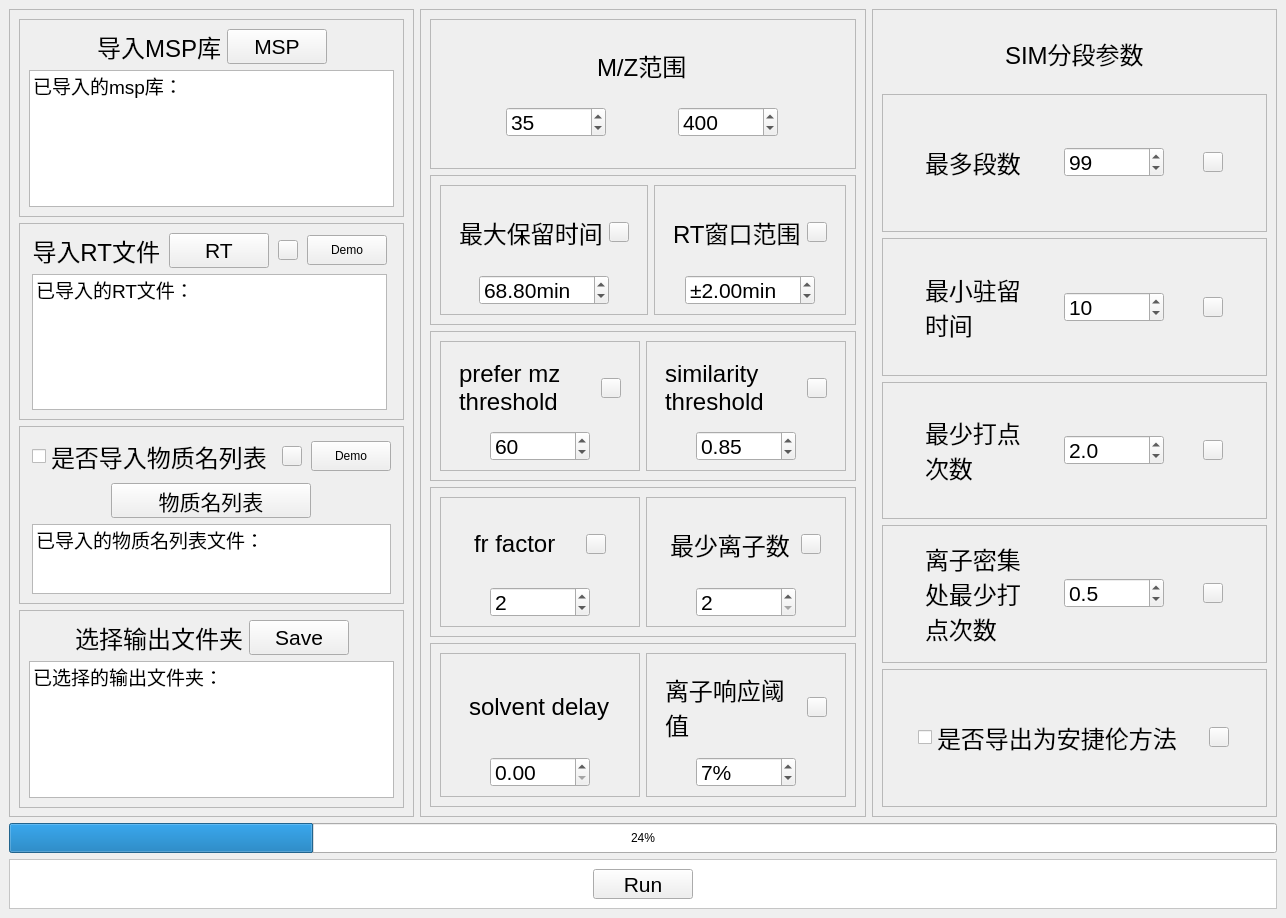
First picture: the form in Method/method.ui, repository yuanhonglun/GC-WTS, before the edit.
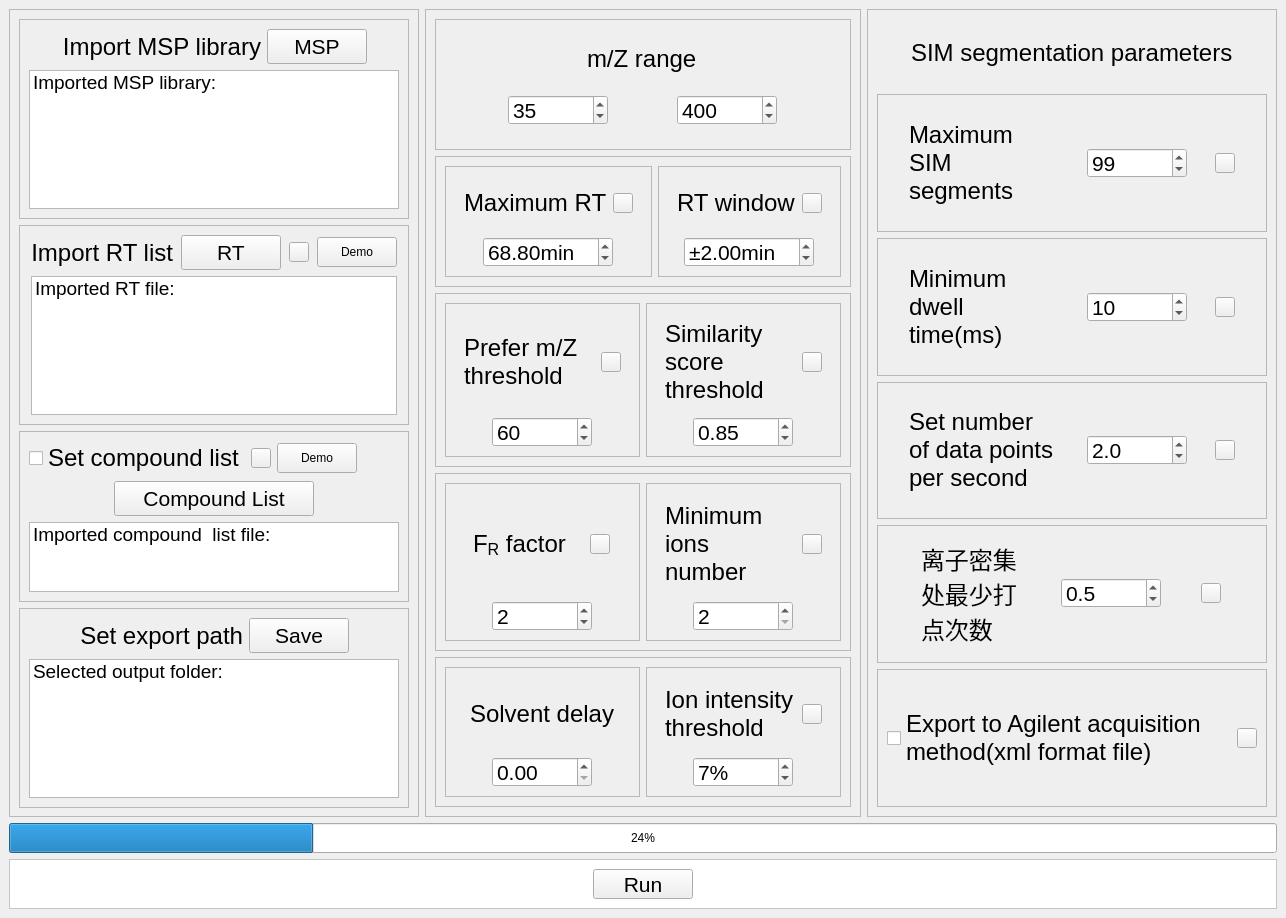
Second picture: the form after the edit. Icons and pictures are not drawn.

```diff
--- a/Method/method.ui
+++ b/Method/method.ui
@@ -11,7 +11,11 @@
    </rect>
   </property>
   <property name="windowTitle">
-   <string>MainWindow</string>
+   <string>MethodGenerator-WTS</string>
+  </property>
+  <property name="windowIcon">
+   <iconset>
+    <normaloff>icon.png</normaloff>icon.png</iconset>
   </property>
   <widget class="QWidget" name="centralwidget">
    <layout class="QGridLayout" name="gridLayout" columnstretch="1,1,1">
@@ -159,7 +163,7 @@
              <string notr="true">font: 18pt;</string>
             </property>
             <property name="text">
-             <string>M/Z范围</string>
+             <string>m/Z range</string>
             </property>
            </widget>
           </item>
@@ -302,7 +306,7 @@
                    <string notr="true">font: 18pt;</string>
                   </property>
                   <property name="text">
-                   <string>最大保留时间</string>
+                   <string>Maximum RT</string>
                   </property>
                  </widget>
                 </item>
@@ -325,7 +329,7 @@
                   </property>
                   <property name="icon">
                    <iconset>
-                    <normaloff>C:/Users/86724/Desktop/R-C.jpg</normaloff>C:/Users/86724/Desktop/R-C.jpg</iconset>
+                    <normaloff>../Combine/R-C.png</normaloff>../Combine/R-C.png</iconset>
                   </property>
                   <property name="iconSize">
                    <size>
@@ -449,7 +453,7 @@
                    <string notr="true">font: 18pt;</string>
                   </property>
                   <property name="text">
-                   <string>RT窗口范围</string>
+                   <string>RT window</string>
                   </property>
                  </widget>
                 </item>
@@ -472,7 +476,7 @@
                   </property>
                   <property name="icon">
                    <iconset>
-                    <normaloff>C:/Users/86724/Desktop/R-C.jpg</normaloff>C:/Users/86724/Desktop/R-C.jpg</iconset>
+                    <normaloff>../Combine/R-C.png</normaloff>../Combine/R-C.png</iconset>
                   </property>
                   <property name="iconSize">
                    <size>
@@ -608,7 +612,7 @@
                    <string notr="true">font: 18pt;</string>
                   </property>
                   <property name="text">
-                   <string>fr factor</string>
+                   <string>F&lt;sub&gt;R&lt;/sub&gt; factor</string>
                   </property>
                  </widget>
                 </item>
@@ -631,7 +635,7 @@
                   </property>
                   <property name="icon">
                    <iconset>
-                    <normaloff>C:/Users/86724/Desktop/R-C.jpg</normaloff>C:/Users/86724/Desktop/R-C.jpg</iconset>
+                    <normaloff>../Combine/R-C.png</normaloff>../Combine/R-C.png</iconset>
                   </property>
                   <property name="iconSize">
                    <size>
@@ -749,7 +753,7 @@
                    <string notr="true">font: 18pt;</string>
                   </property>
                   <property name="text">
-                   <string>最少离子数</string>
+                   <string>Minimum ions number</string>
                   </property>
                   <property name="wordWrap">
                    <bool>true</bool>
@@ -775,7 +779,7 @@
                   </property>
                   <property name="icon">
                    <iconset>
-                    <normaloff>C:/Users/86724/Desktop/R-C.jpg</normaloff>C:/Users/86724/Desktop/R-C.jpg</iconset>
+                    <normaloff>../Combine/R-C.png</normaloff>../Combine/R-C.png</iconset>
                   </property>
                   <property name="iconSize">
                    <size>
@@ -911,7 +915,7 @@
                    <string notr="true">font: 18pt;</string>
                   </property>
                   <property name="text">
-                   <string>solvent delay</string>
+                   <string>Solvent delay</string>
                   </property>
                   <property name="wordWrap">
                    <bool>true</bool>
@@ -1063,7 +1067,7 @@
                    <string notr="true">font: 18pt;</string>
                   </property>
                   <property name="text">
-                   <string>离子响应阈值</string>
+                   <string>Ion intensity threshold</string>
                   </property>
                   <property name="wordWrap">
                    <bool>true</bool>
@@ -1089,7 +1093,7 @@
                   </property>
                   <property name="icon">
                    <iconset>
-                    <normaloff>C:/Users/86724/Desktop/R-C.jpg</normaloff>C:/Users/86724/Desktop/R-C.jpg</iconset>
+                    <normaloff>../Combine/R-C.png</normaloff>../Combine/R-C.png</iconset>
                   </property>
                   <property name="iconSize">
                    <size>
@@ -1194,7 +1198,7 @@
                    <string notr="true">font: 18pt;</string>
                   </property>
                   <property name="text">
-                   <string>prefer mz threshold</string>
+                   <string>Prefer m/Z threshold</string>
                   </property>
                   <property name="alignment">
                    <set>Qt::AlignLeading|Qt::AlignLeft|Qt::AlignVCenter</set>
@@ -1223,7 +1227,7 @@
                   </property>
                   <property name="icon">
                    <iconset>
-                    <normaloff>C:/Users/86724/Desktop/R-C.jpg</normaloff>C:/Users/86724/Desktop/R-C.jpg</iconset>
+                    <normaloff>../Combine/R-C.png</normaloff>../Combine/R-C.png</iconset>
                   </property>
                   <property name="iconSize">
                    <size>
@@ -1320,13 +1324,13 @@
                   <property name="minimumSize">
                    <size>
                     <width>0</width>
-                    <height>50</height>
+                    <height>80</height>
                    </size>
                   </property>
                   <property name="maximumSize">
                    <size>
                     <width>16777215</width>
-                    <height>50</height>
+                    <height>80</height>
                    </size>
                   </property>
                   <property name="font">
@@ -1341,7 +1345,7 @@
                    <string notr="true">font: 18pt;</string>
                   </property>
                   <property name="text">
-                   <string>similarity threshold</string>
+                   <string>Similarity score threshold</string>
                   </property>
                   <property name="wordWrap">
                    <bool>true</bool>
@@ -1367,7 +1371,7 @@
                   </property>
                   <property name="icon">
                    <iconset>
-                    <normaloff>C:/Users/86724/Desktop/R-C.jpg</normaloff>C:/Users/86724/Desktop/R-C.jpg</iconset>
+                    <normaloff>../Combine/R-C.png</normaloff>../Combine/R-C.png</iconset>
                   </property>
                   <property name="iconSize">
                    <size>
@@ -1470,10 +1474,10 @@
           <string notr="true">font: 18pt;</string>
          </property>
          <property name="text">
-          <string>SIM分段参数</string>
+          <string>SIM segmentation parameters</string>
          </property>
          <property name="wordWrap">
-          <bool>true</bool>
+          <bool>false</bool>
          </property>
         </widget>
        </item>
@@ -1493,7 +1497,7 @@
            <widget class="QLabel" name="label_12">
             <property name="maximumSize">
              <size>
-              <width>100</width>
+              <width>150</width>
               <height>16777215</height>
              </size>
             </property>
@@ -1509,7 +1513,10 @@
              <string notr="true">font: 18pt;</string>
             </property>
             <property name="text">
-             <string>最多段数</string>
+             <string>Maximum SIM segments</string>
+            </property>
+            <property name="wordWrap">
+             <bool>true</bool>
             </property>
            </widget>
           </item>
@@ -1557,7 +1564,7 @@
             </property>
             <property name="icon">
              <iconset>
-              <normaloff>C:/Users/86724/Desktop/R-C.jpg</normaloff>C:/Users/86724/Desktop/R-C.jpg</iconset>
+              <normaloff>../Combine/R-C.png</normaloff>../Combine/R-C.png</iconset>
             </property>
             <property name="iconSize">
              <size>
@@ -1586,7 +1593,7 @@
            <widget class="QLabel" name="label_13">
             <property name="maximumSize">
              <size>
-              <width>100</width>
+              <width>150</width>
               <height>16777215</height>
              </size>
             </property>
@@ -1602,7 +1609,7 @@
              <string notr="true">font: 18pt;</string>
             </property>
             <property name="text">
-             <string>最小驻留时间</string>
+             <string>Minimum dwell time(ms)</string>
             </property>
             <property name="wordWrap">
              <bool>true</bool>
@@ -1656,7 +1663,7 @@
             </property>
             <property name="icon">
              <iconset>
-              <normaloff>C:/Users/86724/Desktop/R-C.jpg</normaloff>C:/Users/86724/Desktop/R-C.jpg</iconset>
+              <normaloff>../Combine/R-C.png</normaloff>../Combine/R-C.png</iconset>
             </property>
             <property name="iconSize">
              <size>
@@ -1685,7 +1692,7 @@
            <widget class="QLabel" name="label_14">
             <property name="maximumSize">
              <size>
-              <width>100</width>
+              <width>150</width>
               <height>16777215</height>
              </size>
             </property>
@@ -1701,7 +1708,7 @@
              <string notr="true">font: 18pt;</string>
             </property>
             <property name="text">
-             <string>最少打点次数</string>
+             <string>Set number of data points per second</string>
             </property>
             <property name="wordWrap">
              <bool>true</bool>
@@ -1755,7 +1762,7 @@
             </property>
             <property name="icon">
              <iconset>
-              <normaloff>C:/Users/86724/Desktop/R-C.jpg</normaloff>C:/Users/86724/Desktop/R-C.jpg</iconset>
+              <normaloff>../Combine/R-C.png</normaloff>../Combine/R-C.png</iconset>
             </property>
             <property name="iconSize">
              <size>
@@ -1854,7 +1861,7 @@
             </property>
             <property name="icon">
              <iconset>
-              <normaloff>C:/Users/86724/Desktop/R-C.jpg</normaloff>C:/Users/86724/Desktop/R-C.jpg</iconset>
+              <normaloff>../Combine/R-C.png</normaloff>../Combine/R-C.png</iconset>
             </property>
             <property name="iconSize">
              <size>
@@ -1885,11 +1892,17 @@
           <item row="0" column="0">
            <widget class="QCheckBox" name="checkBox_2">
             <property name="sizePolicy">
-             <sizepolicy hsizetype="Maximum" vsizetype="Fixed">
+             <sizepolicy hsizetype="Preferred" vsizetype="Preferred">
               <horstretch>0</horstretch>
               <verstretch>0</verstretch>
              </sizepolicy>
             </property>
+            <property name="minimumSize">
+             <size>
+              <width>0</width>
+              <height>70</height>
+             </size>
+            </property>
             <property name="maximumSize">
              <size>
               <width>16777215</width>
@@ -1908,7 +1921,8 @@
              <string notr="true">font: 18pt;</string>
             </property>
             <property name="text">
-             <string>是否导出为安捷伦方法</string>
+             <string>Export to Agilent acquisition 
+method(xml format file)</string>
             </property>
             <property name="checked">
              <bool>false</bool>
@@ -1937,7 +1951,7 @@
             </property>
             <property name="icon">
              <iconset>
-              <normaloff>C:/Users/86724/Desktop/R-C.jpg</normaloff>C:/Users/86724/Desktop/R-C.jpg</iconset>
+              <normaloff>../Combine/R-C.png</normaloff>../Combine/R-C.png</iconset>
             </property>
             <property name="iconSize">
              <size>
@@ -2012,7 +2026,7 @@
              <string notr="true">font: 18pt;</string>
             </property>
             <property name="text">
-             <string>选择输出文件夹</string>
+             <string>Set export path</string>
             </property>
             <property name="scaledContents">
              <bool>false</bool>
@@ -2032,7 +2046,7 @@
             </property>
             <item>
              <property name="text">
-              <string>已选择的输出文件夹：</string>
+              <string>Selected output folder:</string>
              </property>
             </item>
            </widget>
@@ -2100,7 +2114,7 @@
              <string notr="true">font: 18pt;</string>
             </property>
             <property name="text">
-             <string>导入MSP库</string>
+             <string>Import MSP library</string>
             </property>
             <property name="scaledContents">
              <bool>false</bool>
@@ -2120,7 +2134,7 @@
             </property>
             <item>
              <property name="text">
-              <string>已导入的msp库：</string>
+              <string>Imported MSP library:</string>
              </property>
             </item>
            </widget>
@@ -2168,6 +2182,31 @@
           <enum>QFrame::Raised</enum>
          </property>
          <layout class="QGridLayout" name="gridLayout_4">
+          <item row="1" column="0" colspan="4" alignment="Qt::AlignHCenter">
+           <widget class="QPushButton" name="pushButton_3">
+            <property name="minimumSize">
+             <size>
+              <width>200</width>
+              <height>35</height>
+             </size>
+            </property>
+            <property name="maximumSize">
+             <size>
+              <width>200</width>
+              <height>35</height>
+             </size>
+            </property>
+            <property name="styleSheet">
+             <string notr="true">font: 16pt;</string>
+            </property>
+            <property name="text">
+             <string>Compound List</string>
+            </property>
+            <property name="flat">
+             <bool>false</bool>
+            </property>
+           </widget>
+          </item>
           <item row="0" column="0">
            <widget class="QCheckBox" name="checkBox">
             <property name="sizePolicy">
@@ -2180,7 +2219,7 @@
              <string notr="true">font: 18pt;</string>
             </property>
             <property name="text">
-             <string>是否导入物质名列表</string>
+             <string>Set compound list</string>
             </property>
            </widget>
           </item>
@@ -2203,7 +2242,7 @@
             </property>
             <property name="icon">
              <iconset>
-              <normaloff>C:/Users/86724/Desktop/R-C.jpg</normaloff>C:/Users/86724/Desktop/R-C.jpg</iconset>
+              <normaloff>../Combine/R-C.png</normaloff>../Combine/R-C.png</iconset>
             </property>
             <property name="iconSize">
              <size>
@@ -2213,62 +2252,37 @@
             </property>
            </widget>
           </item>
-          <item row="0" column="2">
-           <widget class="QPushButton" name="pushButton_8">
-            <property name="minimumSize">
-             <size>
-              <width>80</width>
-              <height>30</height>
-             </size>
-            </property>
-            <property name="maximumSize">
-             <size>
-              <width>80</width>
-              <height>30</height>
-             </size>
-            </property>
-            <property name="text">
-             <string>Demo</string>
-            </property>
-           </widget>
-          </item>
-          <item row="1" column="0" colspan="3" alignment="Qt::AlignHCenter">
-           <widget class="QPushButton" name="pushButton_3">
-            <property name="minimumSize">
-             <size>
-              <width>200</width>
-              <height>35</height>
-             </size>
-            </property>
-            <property name="maximumSize">
-             <size>
-              <width>200</width>
-              <height>35</height>
-             </size>
-            </property>
-            <property name="styleSheet">
-             <string notr="true">font: 16pt;</string>
-            </property>
-            <property name="text">
-             <string>物质名列表</string>
-            </property>
-            <property name="flat">
-             <bool>false</bool>
-            </property>
-           </widget>
-          </item>
-          <item row="2" column="0" colspan="3">
+          <item row="2" column="0" colspan="4">
            <widget class="QListWidget" name="listWidget_3">
             <property name="styleSheet">
              <string notr="true">font: 14pt;</string>
             </property>
             <item>
              <property name="text">
-              <string>已导入的物质名列表文件：</string>
+              <string>Imported compound  list file:</string>
              </property>
             </item>
            </widget>
           </item>
+          <item row="0" column="2">
+           <widget class="QPushButton" name="pushButton_8">
+            <property name="minimumSize">
+             <size>
+              <width>80</width>
+              <height>30</height>
+             </size>
+            </property>
+            <property name="maximumSize">
+             <size>
+              <width>80</width>
+              <height>30</height>
+             </size>
+            </property>
+            <property name="text">
+             <string>Demo</string>
+            </property>
+           </widget>
+          </item>
          </layout>
         </widget>
        </item>
@@ -2313,7 +2327,7 @@
              <string notr="true">font: 18pt;</string>
             </property>
             <property name="text">
-             <string>导入RT文件</string>
+             <string>Import RT list</string>
             </property>
             <property name="alignment">
              <set>Qt::AlignRight|Qt::AlignTrailing|Qt::AlignVCenter</set>
@@ -2364,7 +2378,7 @@
             </property>
             <property name="icon">
              <iconset>
-              <normaloff>C:/Users/86724/Desktop/R-C.jpg</normaloff>C:/Users/86724/Desktop/R-C.jpg</iconset>
+              <normaloff>../Combine/R-C.png</normaloff>../Combine/R-C.png</iconset>
             </property>
             <property name="iconSize">
              <size>
@@ -2400,7 +2414,7 @@
             </property>
             <item>
              <property name="text">
-              <string>已导入的RT文件：</string>
+              <string>Imported RT file:</string>
              </property>
             </item>
            </widget>
```
Left out of the diff: 90 changed lines with no effect on the pictures.
